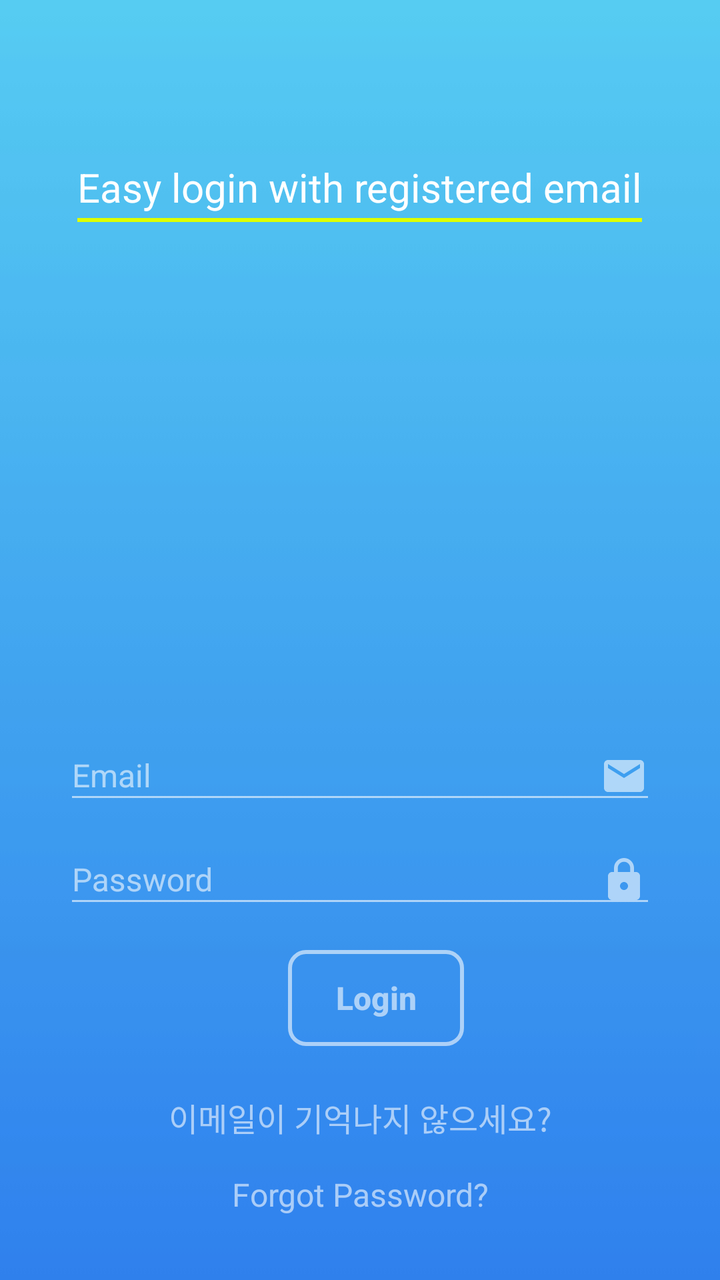
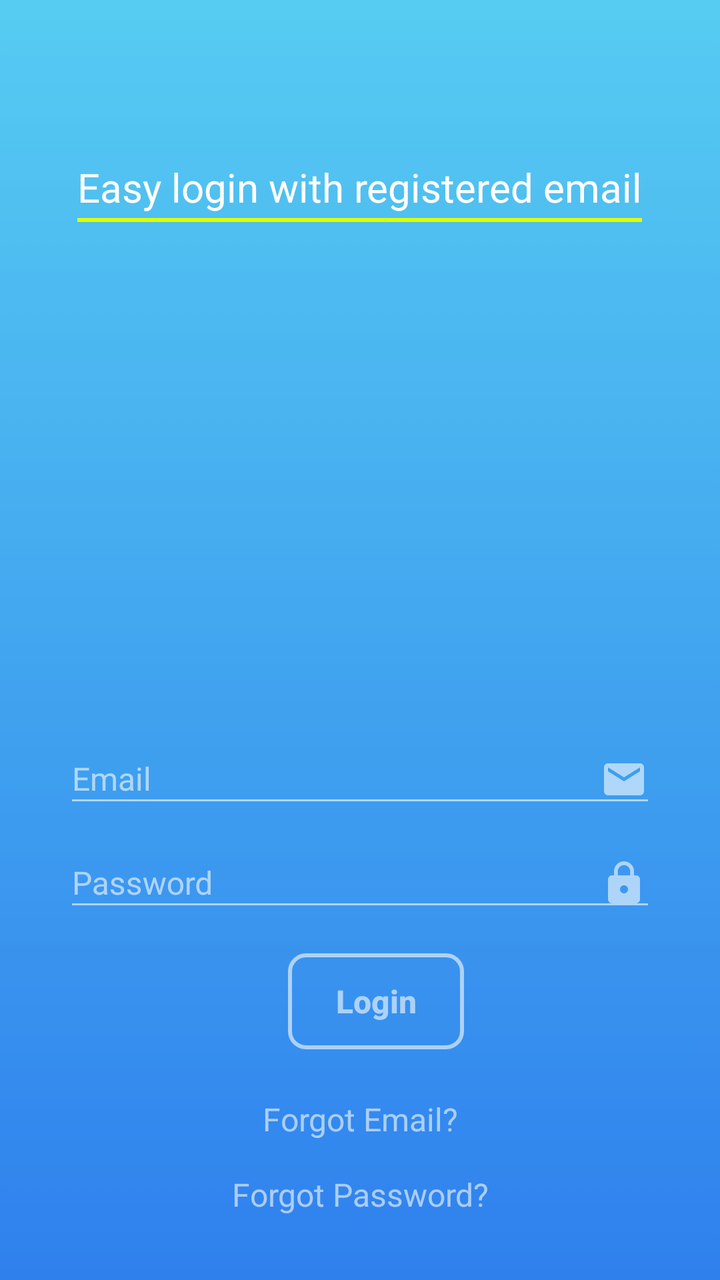

Two renders of the same Android screen: before a commit and after it. Below are the layout's source before the change and the commit's diff.
<!-- AndroidManifest.xml: application theme AppTheme -->
<!-- res/layout/activity_login.xml -->
<?xml version="1.0" encoding="utf-8"?>
<RelativeLayout xmlns:android="http://schemas.android.com/apk/res/android"
    xmlns:app="http://schemas.android.com/apk/res-auto"
    xmlns:tools="http://schemas.android.com/tools"
    android:layout_width="match_parent"
    android:layout_height="match_parent"
    android:id="@+id/rlRoot"
    android:background="@drawable/blue_skies">

        <LinearLayout
            android:id="@+id/linearLayout"
            android:layout_width="wrap_content"
            android:layout_height="wrap_content"
            android:layout_alignParentTop="true"
            android:layout_centerHorizontal="true"
            android:layout_marginTop="80dp"
            android:orientation="horizontal">

            <LinearLayout
                android:layout_width="wrap_content"
                android:layout_height="wrap_content"
                android:orientation="vertical">

                <TextView
                    android:id="@+id/textView"
                    android:layout_width="wrap_content"
                    android:layout_height="wrap_content"
                    android:text="@string/textEasyLoginWithRegisteredEmail"
                    android:textColor="#ffffff"
                    android:textSize="20sp" />

                <View
                    android:layout_width="match_parent"
                    android:layout_height="2dp"
                    android:layout_marginTop="2dp"
                    android:background="#deff00" />

            </LinearLayout>


        </LinearLayout>


        <LinearLayout
            android:layout_width="match_parent"
            android:layout_height="wrap_content"
            android:layout_alignParentBottom="true"
            android:layout_centerHorizontal="true"
            android:layout_marginBottom="32dp"
            android:orientation="vertical"
            android:paddingLeft="32dp"
            android:paddingRight="32dp">


            <com.google.android.material.textfield.TextInputLayout
                android:layout_width="match_parent"
                android:layout_height="wrap_content"
                android:textColorHint="#96ffffff"
                android:theme="@style/EditScreenTextInputLayoutStyle">

                <com.google.android.material.textfield.TextInputEditText
                    android:layout_width="match_parent"
                    android:layout_height="match_parent"
                    android:drawablePadding="16dp"
                    android:drawableRight="@drawable/ic_email_white_24dp"
                    android:hint="@string/textEmail"
                    android:id="@+id/etId"
                    android:inputType="textEmailAddress"
                    android:maxLines="1"
                    android:textColor="@android:color/white"
                    android:textSize="16sp" />
            </com.google.android.material.textfield.TextInputLayout>

            <com.google.android.material.textfield.TextInputLayout
                android:layout_width="match_parent"
                android:layout_height="wrap_content"
                android:textColorHint="#96ffffff"
                android:theme="@style/EditScreenTextInputLayoutStyle">

                <com.google.android.material.textfield.TextInputEditText
                    android:layout_width="match_parent"
                    android:layout_height="match_parent"
                    android:drawablePadding="16dp"
                    android:drawableRight="@drawable/ic_lock_white_24dp"
                    android:hint="@string/textPassword"
                    android:id="@+id/etPassword"
                    android:inputType="textPassword"
                    android:maxLines="1"
                    android:textColor="@android:color/white"
                    android:textSize="16sp" />
            </com.google.android.material.textfield.TextInputLayout>

            <LinearLayout
                android:layout_width="match_parent"
                android:layout_height="wrap_content"
                android:layout_marginTop="16dp"
                android:layout_marginBottom="8dp"
                android:gravity="center"
                android:orientation="horizontal">



                <Button
                    android:layout_width="wrap_content"
                    android:layout_height="wrap_content"
                    android:layout_marginLeft="16dp"
                    android:background="@drawable/buttonshapewhitebg"
                    android:text="@string/textLogin"
                    android:id="@+id/btnLogin"
                    android:textAllCaps="false"
                    android:textColor="#96ffffff"
                    android:textSize="16dp"
                    android:textStyle="bold" />


            </LinearLayout>
            <TextView
                android:layout_width="match_parent"
                android:layout_height="wrap_content"
                android:layout_marginTop="16dp"
                android:text="이메일이 기억나지 않으세요?"
                android:textAlignment="center"
                android:textColor="#96ffffff"
                android:id="@+id/tvEmailForgot"
                android:textSize="16sp" />

            <TextView
                android:layout_width="match_parent"
                android:layout_height="wrap_content"
                android:layout_marginTop="16dp"
                android:text="@string/textForgotPassword"
                android:textAlignment="center"
                android:textColor="#96ffffff"
                android:id="@+id/tvForgot"
                android:textSize="16sp" />


        </LinearLayout>


    </RelativeLayout>
<!-- resources referenced by this layout -->
<resources>
  <!-- drawable blue_skies: jpg bitmap (drawable, 1647 bytes) -->
  <!-- drawable buttonshapewhitebg (drawable) -->
  <?xml version="1.0" encoding="utf-8"?>
  <selector xmlns:android="http://schemas.android.com/apk/res/android">
      <item>
          <shape android:shape="rectangle">
              <corners android:radius="8dp" />
              <solid android:color="@android:color/transparent"/>
              <stroke android:color="#96ffffff"
                  android:width="2dp"/>
          </shape>
      </item>
  </selector>
  <!-- drawable ic_email_white_24dp (drawable) -->
  <vector xmlns:android="http://schemas.android.com/apk/res/android"
          android:width="24dp"
          android:height="24dp"
          android:viewportWidth="24.0"
          android:viewportHeight="24.0">
      <path
          android:fillColor="#96ffffff"
          android:pathData="M20,4L4,4c-1.1,0 -1.99,0.9 -1.99,2L2,18c0,1.1 0.9,2 2,2h16c1.1,0 2,-0.9 2,-2L22,6c0,-1.1 -0.9,-2 -2,-2zM20,8l-8,5 -8,-5L4,6l8,5 8,-5v2z"/>
  </vector>
  <!-- drawable ic_lock_white_24dp (drawable) -->
  <vector xmlns:android="http://schemas.android.com/apk/res/android"
          android:width="24dp"
          android:height="24dp"
          android:viewportWidth="24.0"
          android:viewportHeight="24.0">
      <path
          android:fillColor="#96ffffff"
          android:pathData="M18,8h-1L17,6c0,-2.76 -2.24,-5 -5,-5S7,3.24 7,6v2L6,8c-1.1,0 -2,0.9 -2,2v10c0,1.1 0.9,2 2,2h12c1.1,0 2,-0.9 2,-2L20,10c0,-1.1 -0.9,-2 -2,-2zM12,17c-1.1,0 -2,-0.9 -2,-2s0.9,-2 2,-2 2,0.9 2,2 -0.9,2 -2,2zM15.1,8L8.9,8L8.9,6c0,-1.71 1.39,-3.1 3.1,-3.1 1.71,0 3.1,1.39 3.1,3.1v2z"/>
  </vector>
  <string name="textEasyLoginWithRegisteredEmail">Easy login with registered email</string>
  <string name="textEmail">Email</string>
  <string name="textForgotPassword">Forgot Password?</string>
  <string name="textLogin">Login</string>
  <string name="textPassword">Password</string>
  <style name="EditScreenTextInputLayoutStyle" parent="Theme.AppCompat.Light.DarkActionBar">
          <item name="colorControlNormal">@color/textInputLayout</item>
          <item name="colorControlActivated">@color/textInputLayout</item>
          <item name="colorControlHighlight">@color/textInputLayout</item>
          <item name="colorAccent">@color/textInputLayout</item>
          <item name="android:textColorHint">@color/textInputLayout</item>
      </style>
  <style name="AppTheme" parent="Theme.AppCompat.Light.DarkActionBar">
          
          <item name="colorPrimary">@color/blueSkiestop</item>
          <item name="colorPrimaryDark">@color/blueSkiestop</item>
          <item name="colorAccent">@color/black</item>
      </style>
  <color name="textInputLayout">#96ffffff</color>
  <color name="blueSkiestop">#56CBF2</color>
  <color name="black">#000</color>
</resources>

<!-- the commit's change to res/layout/activity_login.xml (unified diff, before → after) -->
@@ -118,7 +118,7 @@
                 android:layout_width="match_parent"
                 android:layout_height="wrap_content"
                 android:layout_marginTop="16dp"
-                android:text="이메일이 기억나지 않으세요?"
+                android:text="@string/textForgotEmail"
                 android:textAlignment="center"
                 android:textColor="#96ffffff"
                 android:id="@+id/tvEmailForgot"
<!-- resource entries referenced after the edit -->
@@ -35,6 +35,7 @@
   </vector>
   <string name="textEasyLoginWithRegisteredEmail">Easy login with registered email</string>
   <string name="textEmail">Email</string>
+  <string name="textForgotEmail">Forgot Email?</string>
   <string name="textForgotPassword">Forgot Password?</string>
   <string name="textLogin">Login</string>
   <string name="textPassword">Password</string>
